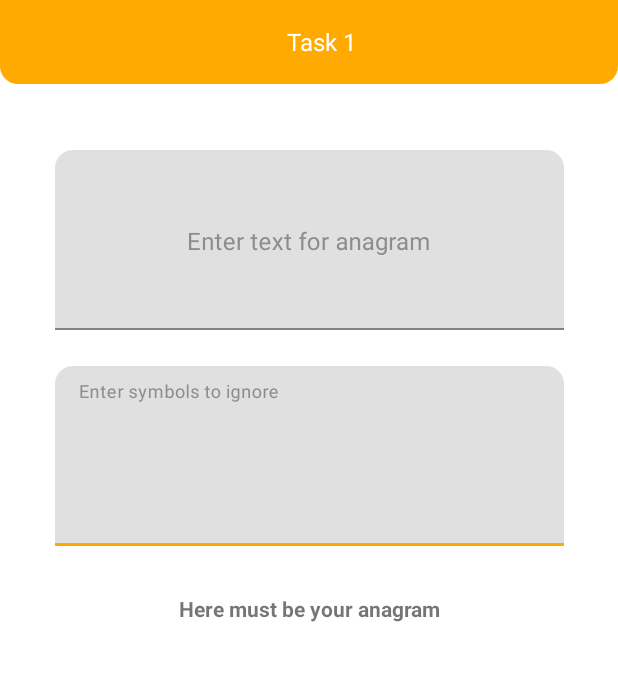
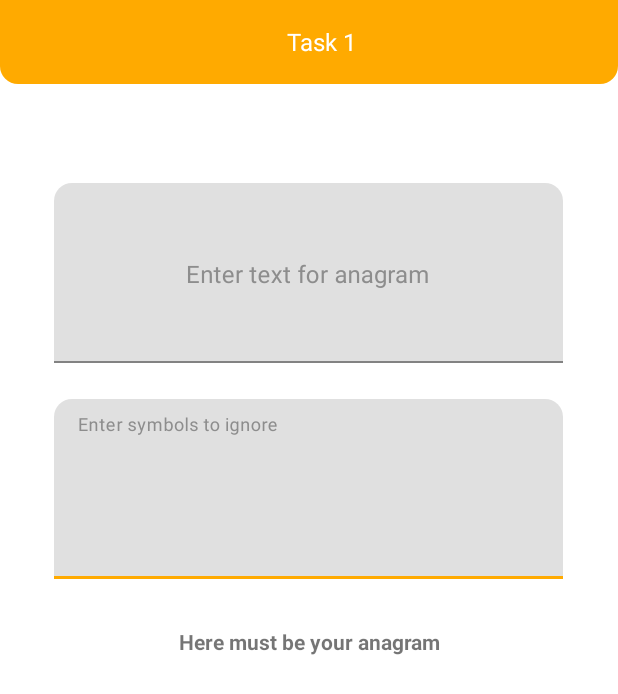
Before and after one commit to Sha-fran/Anagram, an Android app: the screen it shows after launch (MainActivity), on a phone screen of 412 x 824 dp. Shown: the top 694 px of the screen. Run offline under Robolectric (Android 15) with nearby library versions, the phone set to English and light mode, and no system bars.

```diff
--- a/app/src/main/java/com/example/task1/MainActivity.java
+++ b/app/src/main/java/com/example/task1/MainActivity.java
@@ -24,18 +24,24 @@ public class MainActivity extends AppCompatActivity {
         super.onCreate(savedInstanceState);
         setContentView(R.layout.activity_main);
 
-        //link between custom toolbar and logic of program
+        /**
+         * link between custom toolbar and logic of program
+         */
         Toolbar toolbar = findViewById(R.id.myToolbar);
         setSupportActionBar(toolbar);
 
-        // link between views from xml and logic of program
+        /**
+         * link between views from xml and logic of program
+         */
         TextInputLayout inputLayoutForAnagram = findViewById(R.id.textInputLayotForAnagram);
         TextInputEditText editTextForAnagram = findViewById(R.id.editTextForAnagram);
         TextInputEditText filterInputText = findViewById(R.id.filterInputText);
         TextView preViewOfAnagram = findViewById(R.id.preViewOfAnagram);
         TextView myAnagram = findViewById(R.id.myAnagram);
 
-//      redefining state of view after rotation
+        /**
+         * redefining state of view after rotation
+         */
         if (savedInstanceState != null) {
             preViewOfAnagram.setVisibility(View.INVISIBLE);
             myAnagram.setVisibility(View.VISIBLE);
@@ -45,11 +51,21 @@ public class MainActivity extends AppCompatActivity {
             filterInputText.setTextSize(22);
         }
 
-        //change state of view editTextForAnagram despite of focus
+        /**
+         * change state of view editTextForAnagram despite of focus
+         */
         editTextForAnagram.setOnFocusChangeListener(new View.OnFocusChangeListener() {
             @Override
             public void onFocusChange(View view, boolean focusOn) {
-                if (focusOn || Objects.requireNonNull(editTextForAnagram.getText()).toString().length() > 0) {
+                int editTextLength;
+
+                if (editTextForAnagram.getText().toString() == null) {
+                    editTextLength = 0;
+                } else {
+                    editTextLength = editTextForAnagram.getText().toString().length();
+                }
+
+                if (focusOn || editTextLength > 0) {
                     editTextForAnagram.setTextSize(22);
                     inputLayoutForAnagram.setHint(getString(R.string.text_for_anagram));
                     editTextForAnagram.setGravity(Gravity.START);
@@ -63,11 +79,21 @@ public class MainActivity extends AppCompatActivity {
             }
         });
 
-        //change state of view filterInputText despite of focus
+        /**
+         * change state of view filterInputText despite of focus
+         */
         filterInputText.setOnFocusChangeListener(new View.OnFocusChangeListener() {
             @Override
             public void onFocusChange(View view, boolean focusOn) {
-                if (focusOn || Objects.requireNonNull(filterInputText.getText()).toString().length() > 0) {
+                int filterLength;
+
+                if (filterInputText.getText().toString() == null) {
+                    filterLength = 0;
+                } else {
+                    filterLength = filterInputText.getText().toString().length();
+                }
+
+                if (focusOn || filterLength > 0) {
                     filterInputText.setGravity(Gravity.START);
                     filterInputText.setTextSize(22);
                 } else {
@@ -79,7 +105,9 @@ public class MainActivity extends AppCompatActivity {
             }
         });
 
-        //listen of text input and sent each symbol to method in TextConvertToAnagram
+        /**
+         * listen of text input and sent each symbol to method in TextConvertToAnagram
+         */
         editTextForAnagram.addTextChangedListener(new TextWatcher() {
             @Override
             public void beforeTextChanged(CharSequence s, int start, int count, int after) {
@@ -99,7 +127,9 @@ public class MainActivity extends AppCompatActivity {
             }
         });
 
-        //listen of filter input and sent each symbol to method in TextConvertToAnagram to correct anagram according to filter
+        /**
+         * listen of filter input and sent each symbol to method in TextConvertToAnagram to correct anagram according to filter
+         */
         filterInputText.addTextChangedListener(new TextWatcher() {
             @Override
             public void beforeTextChanged(CharSequence s, int start, int count, int after) {
@@ -118,7 +148,9 @@ public class MainActivity extends AppCompatActivity {
         });
     }
 
-    //hide keyboard
+    /**
+     * hide keyboard
+     */
     protected void closeKeyboard() {
         View view = this.getCurrentFocus();
         if (view != null) {
--- a/app/src/main/res/layout/activity_main.xml
+++ b/app/src/main/res/layout/activity_main.xml
@@ -1,15 +1,12 @@
 <?xml version="1.0" encoding="utf-8"?>
 
-<ScrollView xmlns:android="http://schemas.android.com/apk/res/android"
+<androidx.constraintlayout.widget.ConstraintLayout xmlns:android="http://schemas.android.com/apk/res/android"
     xmlns:app="http://schemas.android.com/apk/res-auto"
     xmlns:tools="http://schemas.android.com/tools"
     android:layout_width="match_parent"
-    android:layout_height="match_parent">
-
-    <androidx.constraintlayout.widget.ConstraintLayout
-        android:layout_width="match_parent"
     android:layout_height="match_parent"
     tools:context=".MainActivity">
+
 
     <androidx.appcompat.widget.Toolbar
         android:id="@+id/myToolbar"
@@ -29,20 +26,37 @@
             android:layout_height="match_parent"
             android:gravity="center"
             android:text="@string/task_1"
+            android:textColor="@color/white"
             android:textSize="16sp"
-                android:textColor="@color/white"
             app:layout_constraintBottom_toBottomOf="@+id/myToolbar"
             app:layout_constraintEnd_toEndOf="parent"
             app:layout_constraintStart_toStartOf="parent"
             app:layout_constraintTop_toTopOf="@+id/myToolbar" />
     </androidx.appcompat.widget.Toolbar>
 
+    <ScrollView
+        android:layout_width="match_parent"
+        android:layout_height="match_parent"
+        android:paddingTop="56dp"
+        app:layout_constraintBottom_toBottomOf="parent"
+        app:layout_constraintEnd_toEndOf="parent"
+        app:layout_constraintHorizontal_bias="0.0"
+        app:layout_constraintStart_toStartOf="parent"
+        app:layout_constraintTop_toBottomOf="@+id/myToolbar"
+        app:layout_constraintVertical_bias="0.0">
+
+        <LinearLayout
+            android:layout_width="match_parent"
+            android:layout_height="wrap_content"
+            android:orientation="vertical"
+            android:paddingTop="56dp">
+
             <com.google.android.material.textfield.TextInputLayout
                 android:id="@+id/textInputLayotForAnagram"
                 android:layout_width="403dp"
                 android:layout_height="120dp"
                 android:layout_marginStart="32dp"
-            android:layout_marginTop="100dp"
+                android:layout_marginTop="10dp"
                 android:layout_marginEnd="32dp"
                 android:hint="@string/enter_text_for_anagram"
                 android:textColorHint="#8D8D8D"
@@ -62,6 +76,7 @@
                     android:gravity="clip_vertical|center_horizontal"
                     android:inputType="text"
                     android:textSize="16sp" />
+
             </com.google.android.material.textfield.TextInputLayout>
 
             <com.google.android.material.textfield.TextInputLayout
@@ -108,7 +123,7 @@
                 android:layout_width="match_parent"
                 android:layout_height="wrap_content"
                 android:layout_marginStart="32dp"
-            android:layout_marginTop="32dp"
+                android:layout_marginTop="5dp"
                 android:layout_marginEnd="32dp"
                 android:text="@string/textview"
                 android:textColor="#ffaa00"
@@ -120,6 +135,7 @@
                 app:layout_constraintStart_toStartOf="parent"
                 app:layout_constraintTop_toBottomOf="@+id/filterInputlayot" />
 
+        </LinearLayout>
+    </ScrollView>
+
 </androidx.constraintlayout.widget.ConstraintLayout>
-
-</ScrollView>
--- /dev/null
+++ b/app/src/main/res/values/ids.xml
@@ -0,0 +1,5 @@
+<?xml version="1.0" encoding="utf-8"?>
+<resources>
+    <item name="textInputLayotForAnagram" type="id" />
+    <item name="filterInputlayot" type="id" />
+</resources>
```
Also changed, not shown: app/src/main/java/com/example/task1/TextConvertToAnagram.java (+28 -16 lines), app/src/main/res/values/themes.xml (+0 -7 lines). Lines whose indentation alone changed are shown as unchanged.
